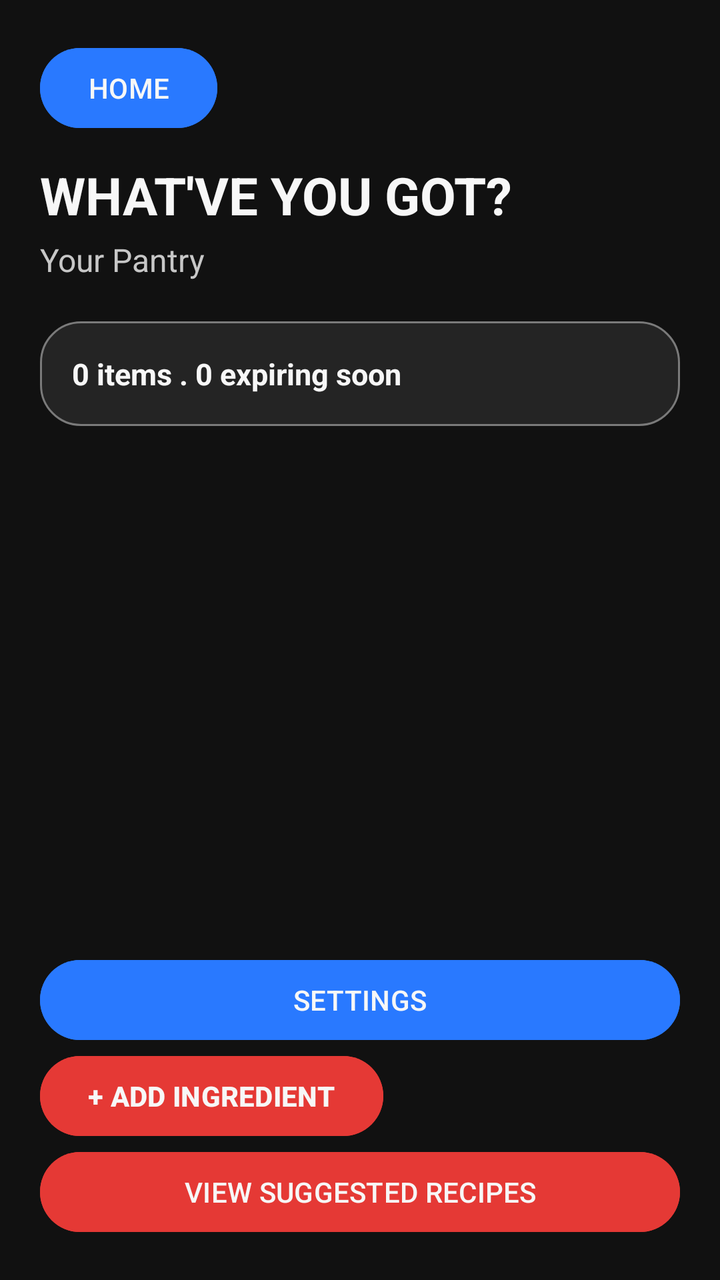
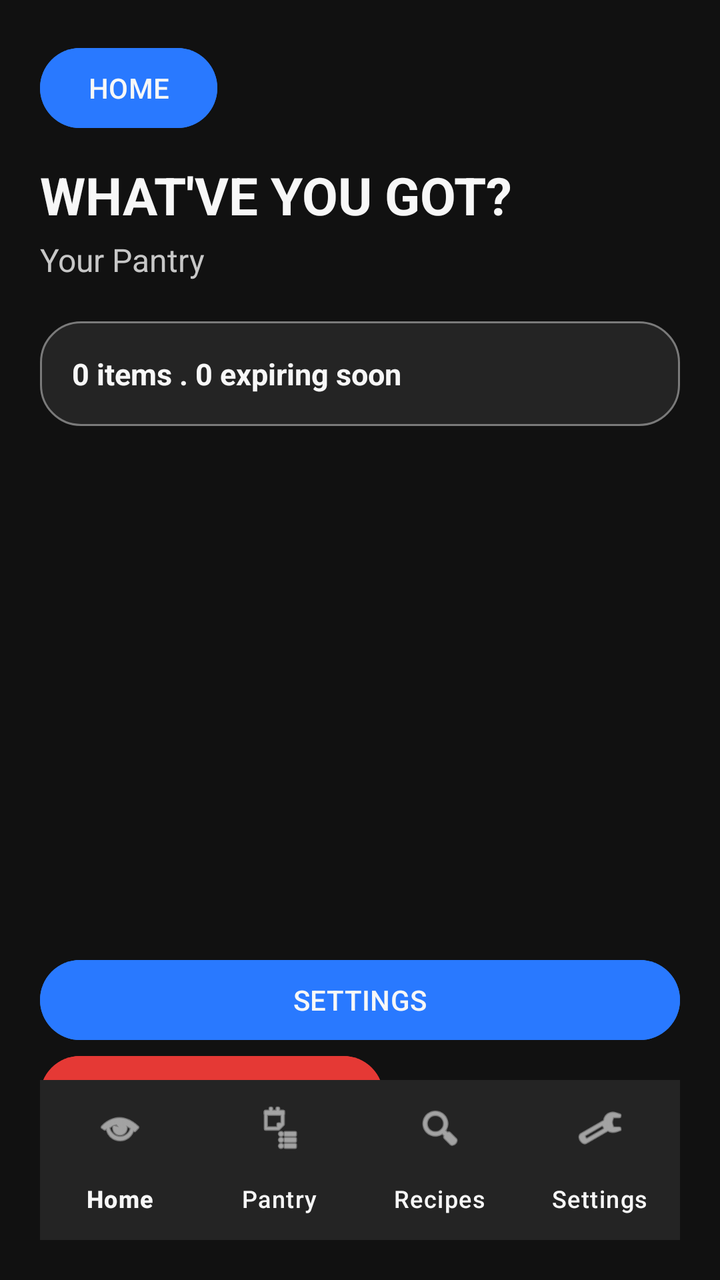

Compare the two renders of this Android layout. The source of the first and the diff that turns it into the second are given below.
<!-- AndroidManifest.xml: application theme Theme.GotEmRecipes -->
<!-- res/layout/activity_pantry.xml -->
<?xml version="1.0" encoding="utf-8"?>
<androidx.constraintlayout.widget.ConstraintLayout
    xmlns:android="http://schemas.android.com/apk/res/android"
    xmlns:app="http://schemas.android.com/apk/res-auto"
    xmlns:tools="http://schemas.android.com/tools"
    android:layout_width="match_parent"
    android:layout_height="match_parent"
    android:padding="20dp"
    tools:context=".PantryActivity"
    android:background="@color/gotem_black">
    
    <TextView
        android:id="@+id/textPantryTitle"
        android:layout_width="0dp"
        android:layout_height="wrap_content"
        android:text="WHAT'VE YOU GOT?"
        android:textSize="26sp"
        android:layout_marginTop="12dp"
        android:textStyle="bold"
        android:textColor="@color/gotem_white"
        app:layout_constraintTop_toBottomOf="@id/buttonPantryHome"
        app:layout_constraintStart_toStartOf="parent"
        app:layout_constraintEnd_toEndOf="parent" />
    <TextView
        android:id="@+id/textPantrySubtitle"
        android:layout_width="0dp"
        android:layout_height="wrap_content"
        android:text="Your Pantry"
        android:textSize="16sp"
        android:textColor="@color/gotem_light_grey"
        android:layout_marginTop="4dp"
        app:layout_constraintTop_toBottomOf="@+id/textPantryTitle"
        app:layout_constraintStart_toStartOf="parent"
        app:layout_constraintEnd_toEndOf="parent" />

    <TextView
        android:id="@+id/textPantrySummary"
        android:layout_width="0dp"
        android:layout_height="wrap_content"
        android:text="0 items . 0 expiring soon"
        android:textSize="15sp"
        android:textStyle="bold"
        android:padding="16dp"
        android:layout_marginTop="20dp"
        android:background="@drawable/home_card_background"
        android:textColor="@color/gotem_white"
        app:layout_constraintTop_toBottomOf="@+id/textPantrySubtitle"
        app:layout_constraintStart_toStartOf="parent"
        app:layout_constraintEnd_toEndOf="parent" />

    <androidx.recyclerview.widget.RecyclerView
        android:id="@+id/recyclerPantryItems"
        android:layout_width="0dp"
        android:layout_height="0dp"
        android:layout_marginTop="16dp"
        android:clipToPadding="false"
        app:layout_constraintTop_toBottomOf="@id/textPantrySummary"
        app:layout_constraintBottom_toTopOf="@id/buttonAddIngredient"
        app:layout_constraintStart_toStartOf="parent"
        app:layout_constraintEnd_toEndOf="parent"
        tools:listitem="@android:layout/simple_list_item_2" />
    <Button
        android:id="@+id/buttonAddIngredient"
        android:layout_width="0dp"
        android:layout_height="wrap_content"
        android:text="+ ADD INGREDIENT"
        android:textStyle="bold"
        android:layout_marginTop="12dp"
        android:backgroundTint="@color/gotem_red"
        android:textColor="@color/gotem_white"
        app:layout_constraintBottom_toBottomOf="parent"
        app:layout_constraintStart_toStartOf="parent"
        app:layout_constraintBottom_toTopOf="@+id/buttonViewRecipes" />

    <Button
        android:id="@+id/buttonViewRecipes"
        android:layout_width="0dp"
        android:layout_height="wrap_content"
        android:text="VIEW SUGGESTED RECIPES"
        android:layout_marginTop="10dp"
        android:backgroundTint="@color/gotem_red"
        android:textColor="@color/gotem_white"
        app:layout_constraintStart_toStartOf="parent"
        app:layout_constraintEnd_toEndOf="parent"
        app:layout_constraintBottom_toBottomOf="parent" />

    <Button
        android:id="@+id/buttonSettings"
        android:layout_width="0dp"
        android:layout_height="wrap_content"
        android:text="SETTINGS"
        android:layout_marginTop="10dp"
        android:backgroundTint="@color/gotem_blue"
        android:textColor="@color/gotem_white"
        app:layout_constraintStart_toStartOf="parent"
        app:layout_constraintEnd_toEndOf="parent"
        app:layout_constraintBottom_toTopOf="@+id/buttonAddIngredient" />

    <Button
        android:id="@+id/buttonPantryHome"
        android:layout_width="wrap_content"
        android:layout_height="wrap_content"
        android:text="HOME"
        android:backgroundTint="@color/gotem_blue"
        android:textColor="@color/gotem_white"
        app:layout_constraintTop_toTopOf="parent"
        app:layout_constraintStart_toStartOf="parent" />



</androidx.constraintlayout.widget.ConstraintLayout>
<!-- resources referenced by this layout -->
<resources>
  <color name="gotem_black">#111111</color>
  <color name="gotem_blue">#2979FF</color>
  <color name="gotem_light_grey">#C7C7C7</color>
  <color name="gotem_red">#E53935</color>
  <color name="gotem_white">#F7F7F7</color>
  <!-- drawable home_card_background (drawable) -->
  <?xml version="1.0" encoding="utf-8"?>
  <shape xmlns:android="http://schemas.android.com/apk/res/android"
      android:shape="rectangle" >
      <solid android:color="@color/gotem_card" />
      <corners android:radius="20dp" />
      <stroke
          android:width="1dp"
          android:color="@color/gotem_mid_grey" />
  </shape>
  <style name="Theme.GotEmRecipes" parent="Base.Theme.GotEmRecipes" />
  <color name="gotem_card">#242424</color>
  <color name="gotem_mid_grey">#7A7A7A</color>
  <style name="Base.Theme.GotEmRecipes" parent="Theme.Material3.DayNight.NoActionBar">
          
          
      </style>
</resources>

<!-- the commit's change to res/layout/activity_pantry.xml (unified diff, before → after) -->
@@ -106,6 +106,19 @@
         app:layout_constraintTop_toTopOf="parent"
         app:layout_constraintStart_toStartOf="parent" />
 
+    <com.google.android.material.bottomnavigation.BottomNavigationView
+        android:id="@+id/bottomNavigation"
+        android:layout_width="0dp"
+        android:layout_height="wrap_content"
+        android:background="@color/gotem_card"
+        app:itemIconTint="@color/gotem_white"
+        app:itemTextColor="@color/gotem_white"
+        app:labelVisibilityMode="labeled"
+        app:menu="@menu/bottom_navigation_menu"
+        app:layout_constraintBottom_toBottomOf="parent"
+        app:layout_constraintStart_toStartOf="parent"
+        app:layout_constraintEnd_toEndOf="parent" />
+
 
 
 </androidx.constraintlayout.widget.ConstraintLayout>
